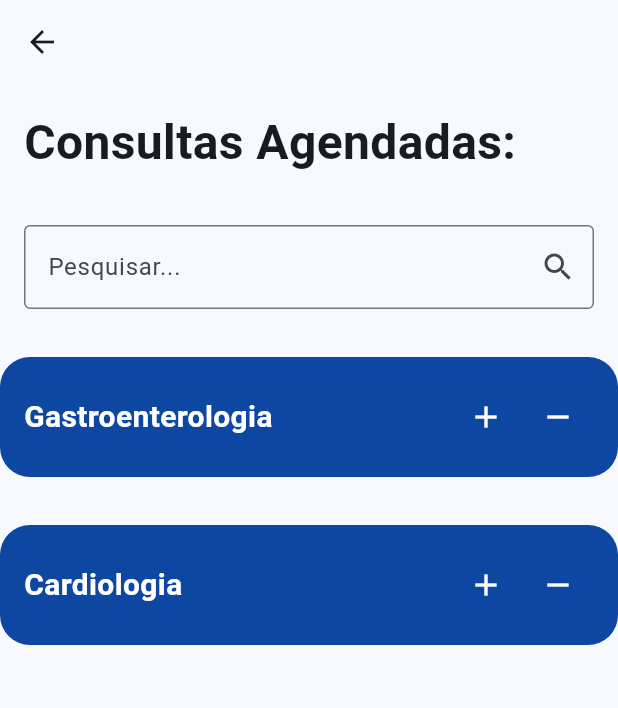
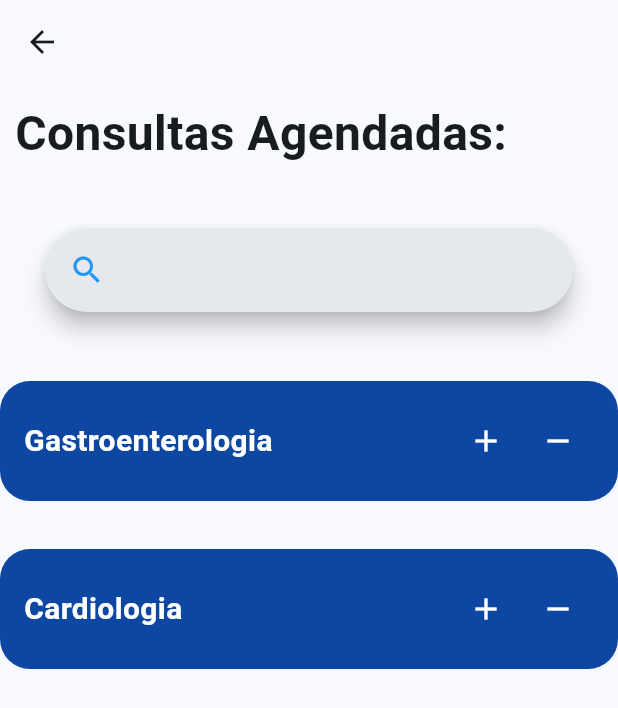
Before and after one commit to EduardoSilvaDiniz/medlink, a Flutter app: the MyConsult screen opened by its route, on a phone screen of 412 x 824 dp. Shown: the top 708 px of the screen. Run offline on Flutter 3.47's test engine with Material 3 defaults, Android fonts, the phone set to English and light mode, and no system bars.

Commit message:
unnecessary code

```diff
--- a/lib/Pagina_inicial/BarraDeBusca.dart
+++ /dev/null
@@ -1,29 +0,0 @@
-import 'package:flutter/material.dart';
-
-class CustomSearchBar extends StatelessWidget {
-  final TextEditingController controller;
-  final VoidCallback onSearch;
-
-  const CustomSearchBar({super.key,
-    required this.controller,
-    required this.onSearch,
-  });
-
-  @override
-  Widget build(BuildContext context) {
-    return Padding(
-      padding: const EdgeInsets.all(16.0),
-      child: TextField(
-        controller: controller,
-        decoration: InputDecoration(
-          hintText: 'Pesquisar...',
-          border: const OutlineInputBorder(),
-          suffixIcon: IconButton(
-            icon: const Icon(Icons.search),
-            onPressed: onSearch,
-          ),
-        ),
-      ),
-    );
-  }
-}
--- a/lib/Pagina_inicial/BlocoDeConsultas.dart
+++ /dev/null
@@ -1,97 +0,0 @@
-import 'package:flutter/material.dart';
-
-class ConsultationSection extends StatefulWidget {
-  const ConsultationSection({super.key});
-
-  @override
-  _ConsultationSectionState createState() => _ConsultationSectionState();
-}
-
-class _ConsultationSectionState extends State<ConsultationSection> {
-  bool _isExpanded1 = false;
-  bool _isExpanded2 = false;
-
-  @override
-  Widget build(BuildContext context) {
-    return Column(
-      children: [
-        _buildConsultationTile('Gastroenterologia', 'Dr. João Silva', '2024-09-21', _isExpanded1, (value) {
-          setState(() {
-            _isExpanded1 = value;
-          });
-        }),
-        _buildConsultationTile('Cardiologia', 'Dr. Maria Oliveira', '2024-09-22', _isExpanded2, (value) {
-          setState(() {
-            _isExpanded2 = value;
-          });
-        }),
-      ],
-    );
-  }
-
-  Widget _buildConsultationTile(String specialty, String doctor, String date, bool isExpanded, ValueChanged<bool> onExpand) {
-    return Container(
-      margin: const EdgeInsets.symmetric(vertical: 16.0),
-      decoration: BoxDecoration(
-        color: Colors.blue[900],
-        borderRadius: BorderRadius.circular(20.0),
-      ),
-      padding: const EdgeInsets.all(16.0),
-      child: Column(
-        children: [
-          Row(
-            mainAxisAlignment: MainAxisAlignment.spaceBetween,
-            children: [
-              Text(
-                specialty,
-                style: const TextStyle(color: Colors.white, fontSize: 20.0, fontWeight: FontWeight.bold),
-              ),
-              Row(
-                children: [
-                  IconButton(
-                    icon: const Icon(Icons.add, color: Colors.white),
-                    onPressed: () => onExpand(true),
-                  ),
-                  IconButton(
-                    icon: const Icon(Icons.remove, color: Colors.white),
-                    onPressed: () => onExpand(false),
-                  ),
-                ],
-              ),
-            ],
-          ),
-          if (isExpanded) _buildExpandedInfo(doctor, date),
-        ],
-      ),
-    );
-  }
-
-  Widget _buildExpandedInfo(String doctor, String date) {
-    return Container(
-      margin: const EdgeInsets.only(top: 16.0),
-      padding: const EdgeInsets.all(16.0),
-      color: Colors.white,
-      child: Column(
-        crossAxisAlignment: CrossAxisAlignment.start,
-        children: [
-          Text(doctor, style: const TextStyle(color: Colors.black, fontSize: 18.0)),
-          Text('Data: $date', style: const TextStyle(color: Colors.black)),
-          const SizedBox(height: 16.0),
-          Align(
-            alignment: Alignment.centerRight,
-            child: ElevatedButton(
-              onPressed: () {
-                print('Entrando na consulta...');
-              },
-              style: ElevatedButton.styleFrom(
-                padding: const EdgeInsets.symmetric(horizontal: 24.0, vertical: 12.0),
-                backgroundColor: Colors.green,
-              ),
-              child: const Text('Entrar'),
-            ),
-          ),
-        ],
-      ),
-    );
-  }
-}
--- a/lib/factorys/factory_body.dart
+++ b/lib/factorys/factory_body.dart
@@ -1,7 +1,7 @@
 import 'package:flutter/material.dart';
 import 'package:medlink/data/get_data_user.dart';
 import 'package:medlink/widgets/grid_buttons.dart';
-import 'package:medlink/widgets/searchbar_manpage.dart';
+import 'package:medlink/widgets/searchbar_build.dart';
 
 class FactoryBodyManPage extends StatelessWidget {
   const FactoryBodyManPage({super.key});
@@ -26,7 +26,7 @@ class FactoryBodyManPage extends StatelessWidget {
           child: Text("Olá, (${GetDataUser.getUserName()}).",
               style: const TextStyle(fontSize: 24, color: Colors.blue))),
       const SizedBox(height: 10),
-      const SearchBarForManPage()
+      const SearchBarBuild()
     ]);
   }
 }
--- a/lib/screens/my_consult.dart
+++ b/lib/screens/my_consult.dart
@@ -1,42 +1,32 @@
 import 'package:flutter/material.dart';
-
-import '../Pagina_inicial/BarraDeBusca.dart';
-import '../Pagina_inicial/BlocoDeConsultas.dart';
+import 'package:medlink/widgets/block_consult.dart';
+import 'package:medlink/widgets/searchbar_build.dart';
 
 class MyConsult extends StatefulWidget {
   const MyConsult({super.key});
 
   @override
-  _MyConsultState createState() => _MyConsultState();
+  MyConsultState createState() => MyConsultState();
 }
 
-class _MyConsultState extends State<MyConsult> {
-  final TextEditingController _searchController = TextEditingController();
+class MyConsultState extends State<MyConsult> {
   final GlobalKey<ScaffoldState> _scaffoldKey = GlobalKey<ScaffoldState>();
-
-  void _onSearch() {
-    print('Searching for: ${_searchController.text}');
-  }
 
   @override
   Widget build(BuildContext context) {
     return Scaffold(
         key: _scaffoldKey,
         appBar: AppBar(),
-        body: Column(crossAxisAlignment: CrossAxisAlignment.start, children: [
-          const Padding(
-            padding: EdgeInsets.all(16.0),
-            child: Text(
-              'Consultas Agendadas:',
-              style: TextStyle(fontSize: 32, fontWeight: FontWeight.bold),
-            ),
-          ),
-          CustomSearchBar(
-            controller: _searchController,
-            onSearch: _onSearch,
-          ),
-          const ConsultationSection(),
-          Expanded(child: Container())
-        ]));
+        body: const Column(
+            crossAxisAlignment: CrossAxisAlignment.start,
+            children: [
+              Padding(
+                  padding: EdgeInsets.all(10.0),
+                  child: Text('Consultas Agendadas:',
+                      style: TextStyle(
+                          fontSize: 32, fontWeight: FontWeight.bold))),
+              Padding(padding: EdgeInsets.all(30.0), child: SearchBarBuild()),
+              ConsultationSection(),
+            ]));
   }
 }
--- a/lib/screens/scheduling.dart
+++ b/lib/screens/scheduling.dart
@@ -1,6 +1,6 @@
 import 'package:flutter/material.dart';
 import 'package:medlink/widgets/create_button.dart';
-import 'package:medlink/widgets/searchbar_manpage.dart';
+import 'package:medlink/widgets/searchbar_build.dart';
 
 class Scheduling extends StatelessWidget {
   Scheduling({super.key});
@@ -42,7 +42,7 @@ class Scheduling extends StatelessWidget {
           child: _titleCenter("AGENDAMENTO")),
       CreateButton.buttonTitle("Selecione uma especialidade", Icons.emergency),
       const Padding(
-          padding: EdgeInsets.all(30.0), child: SearchBarForManPage()),
+          padding: EdgeInsets.all(30.0), child: SearchBarBuild()),
       Expanded(child: _createListMeds(context))
     ]);
   }
--- a/lib/widgets/app_bar_manpage.dart
+++ b/lib/widgets/app_bar_build.dart
@@ -1,7 +1,7 @@
 import 'package:flutter/material.dart';
 
-class AppBarManPage extends StatelessWidget implements PreferredSizeWidget {
-  const AppBarManPage({super.key});
+class AppBarBuild extends StatelessWidget implements PreferredSizeWidget {
+  const AppBarBuild({super.key});
 
   @override
   Widget build(BuildContext context) {
--- /dev/null
+++ b/lib/widgets/block_consult.dart
@@ -0,0 +1,86 @@
+import 'dart:developer';
+
+import 'package:flutter/material.dart';
+
+class ConsultationSection extends StatefulWidget {
+  const ConsultationSection({super.key});
+
+  @override
+  ConsultationSectionState createState() => ConsultationSectionState();
+}
+
+class ConsultationSectionState extends State<ConsultationSection> {
+  bool _isExpanded1 = false;
+  bool _isExpanded2 = false;
+
+  @override
+  Widget build(BuildContext context) {
+    return Column(children: [
+      _buildConsultationTile(
+          'Gastroenterologia', 'Dr. João Silva', '2024-09-21', _isExpanded1,
+          (value) {
+        setState(() {
+          _isExpanded1 = value;
+        });
+      }),
+      _buildConsultationTile(
+          'Cardiologia', 'Dr. Maria Oliveira', '2024-09-22', _isExpanded2,
+          (value) {
+        setState(() {
+          _isExpanded2 = value;
+        });
+      })
+    ]);
+  }
+
+  Widget _buildConsultationTile(String specialty, String doctor, String date,
+      bool isExpanded, ValueChanged<bool> onExpand) {
+    return Container(
+        margin: const EdgeInsets.symmetric(vertical: 16.0),
+        decoration: BoxDecoration(
+            color: Colors.blue[900], borderRadius: BorderRadius.circular(20.0)),
+        padding: const EdgeInsets.all(16.0),
+        child: Column(children: [
+          Row(mainAxisAlignment: MainAxisAlignment.spaceBetween, children: [
+            Text(specialty,
+                style: const TextStyle(
+                    color: Colors.white,
+                    fontSize: 20.0,
+                    fontWeight: FontWeight.bold)),
+            Row(children: [
+              IconButton(
+                  icon: const Icon(Icons.add, color: Colors.white),
+                  onPressed: () => onExpand(true)),
+              IconButton(
+                  icon: const Icon(Icons.remove, color: Colors.white),
+                  onPressed: () => onExpand(false))
+            ])
+          ]),
+          if (isExpanded) _buildExpandedInfo(doctor, date)
+        ]));
+  }
+
+  Widget _buildExpandedInfo(String doctor, String date) {
+    return Container(
+        margin: const EdgeInsets.only(top: 16.0),
+        padding: const EdgeInsets.all(16.0),
+        color: Colors.white,
+        child: Column(crossAxisAlignment: CrossAxisAlignment.start, children: [
+          Text(doctor,
+              style: const TextStyle(color: Colors.black, fontSize: 18.0)),
+          Text('Data: $date', style: const TextStyle(color: Colors.black)),
+          const SizedBox(height: 16.0),
+          Align(
+              alignment: Alignment.centerRight,
+              child: ElevatedButton(
+                  onPressed: () {
+                    log('Entrando na consulta...');
+                  },
+                  style: ElevatedButton.styleFrom(
+                      padding: const EdgeInsets.symmetric(
+                          horizontal: 24.0, vertical: 12.0),
+                      backgroundColor: Colors.green),
+                  child: const Text('Entrar')))
+        ]));
+  }
+}
--- a/lib/widgets/searchbar_manpage.dart
+++ b/lib/widgets/searchbar_build.dart
@@ -1,7 +1,7 @@
 import 'package:flutter/material.dart';
 
-class SearchBarForManPage extends StatelessWidget {
-  const SearchBarForManPage({super.key});
+class SearchBarBuild extends StatelessWidget {
+  const SearchBarBuild({super.key});
 
   @override
   Widget build(BuildContext context) {
```
Also changed, not shown: lib/Consultas_realizadas/BaseTela.2.dart (deleted, +0 -54 lines), lib/Consultas_realizadas/ListaConsultas.dart (deleted, +0 -98 lines), lib/Consultas_realizadas/nova_tela.dart (deleted, +0 -58 lines), lib/Pagina_inicial/BarraDeAplicativo.dart (deleted, +0 -41 lines), lib/Pagina_inicial/BarraInferiorDeNavegacao.dart (deleted, +0 -50 lines), lib/Pagina_inicial/MenuLateral.dart (deleted, +0 -73 lines), lib/screens/man_page.dart (+4 -3 lines).
